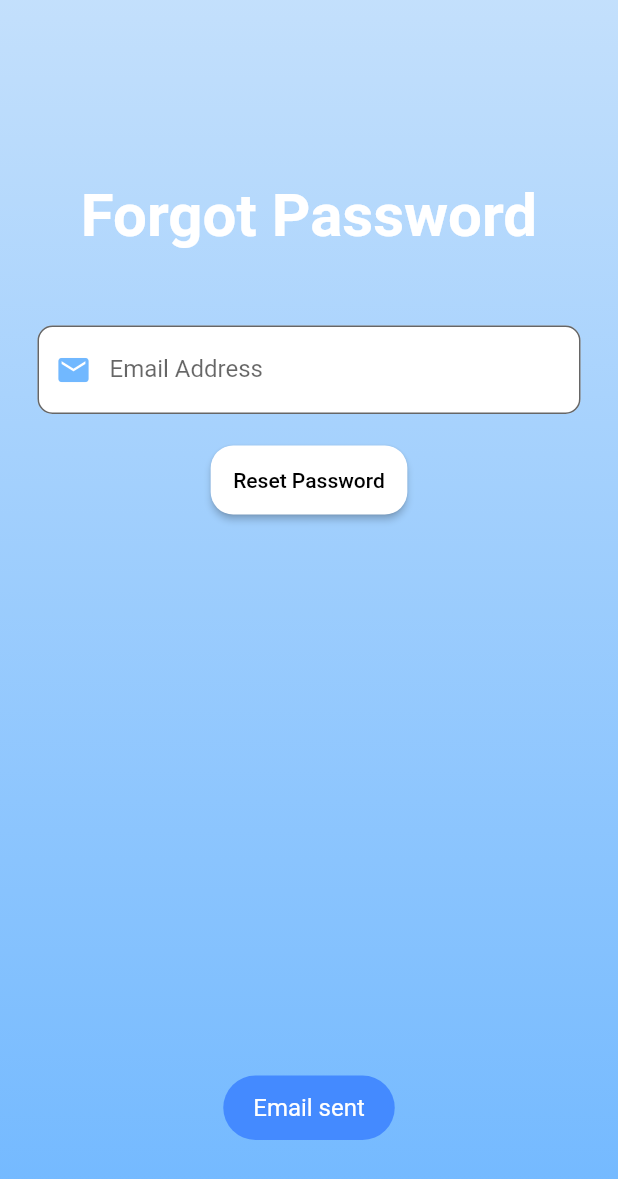
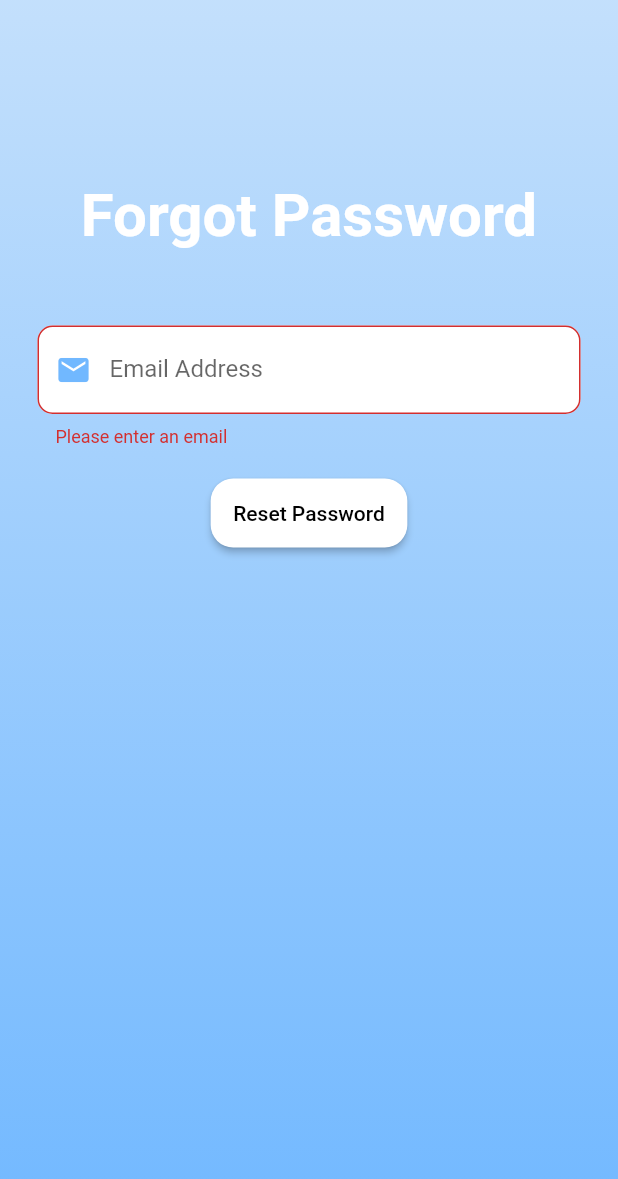
Before and after one commit to raees-wits/Praktyk, a Flutter app: the ForgotPasswordScreen screen opened directly, after a tap on "Reset Password", on a phone screen of 412 x 824 dp. Shown: the top 1179 px of the screen. Run offline on Flutter 3.47's test engine with Material 2 defaults, Android fonts, the phone set to English and light mode, and no system bars; our stand-ins replace bottom_navy_bar, cloud_firestore, firebase_core, fluttertoast; accounts and stored records are empty.

Commit message:
forgot password screen updated

```diff
--- a/lib/screens/forgot_password_screen.dart
+++ b/lib/screens/forgot_password_screen.dart
@@ -1,3 +1,4 @@
+import 'dart:io';
 import 'package:flutter/material.dart';
 import 'package:flutter/services.dart';
 import 'package:fluttertoast/fluttertoast.dart';
@@ -9,6 +10,12 @@ class ForgotPasswordScreen extends StatefulWidget {
 
 class _ForgotPasswordScreenState extends State<ForgotPasswordScreen> {
   TextEditingController emailController = TextEditingController();
+  final _formKey = GlobalKey<FormState>();
+
+  bool isValidEmail(String? value) {
+    final emailRegExp = RegExp(r"^[a-zA-Z0-9.a-zA-Z0-9.!#$%&'*+-/=?^_`{|}~]+@[a-zA-Z0-9]+\.[a-zA-Z]+");
+    return emailRegExp.hasMatch(value ?? '');
+  }
 
   @override
   Widget build(BuildContext context) {
@@ -33,6 +40,8 @@ class _ForgotPasswordScreenState extends State<ForgotPasswordScreen> {
           child: SingleChildScrollView(
             physics: AlwaysScrollableScrollPhysics(),
             padding: EdgeInsets.symmetric(horizontal: 25, vertical: 120),
+            child: Form(
+              key: _formKey,
               child: Column(
                 mainAxisAlignment: MainAxisAlignment.center,
                 children: [
@@ -49,6 +58,7 @@ class _ForgotPasswordScreenState extends State<ForgotPasswordScreen> {
                   SizedBox(height: 20),
                   ElevatedButton(
                     onPressed: () {
+                      if (_formKey.currentState!.validate()) {
                         Fluttertoast.showToast(
                           msg: "Email sent",
                           toastLength: Toast.LENGTH_SHORT,
@@ -58,6 +68,7 @@ class _ForgotPasswordScreenState extends State<ForgotPasswordScreen> {
                           textColor: Colors.white,
                           fontSize: 16,
                         );
+                      }
                     },
                     child: Text(
                       "Reset Password",
@@ -78,13 +89,23 @@ class _ForgotPasswordScreenState extends State<ForgotPasswordScreen> {
             ),
           ),
         ),
+      ),
     );
   }
 
   Widget buildTextField(String hint, TextEditingController controller) {
-    return TextField(
+    return TextFormField(
       controller: controller,
       keyboardType: hint == "Email Address" ? TextInputType.emailAddress : TextInputType.text,
+      validator: (value) {
+        if (value == null || value.isEmpty) {
+          return 'Please enter an email';
+        }
+        if (!isValidEmail(value)) {
+          return 'Please enter a valid email';
+        }
+        return null;
+      },
       decoration: InputDecoration(
         labelText: hint,
         fillColor: Colors.white,
```
Also changed, not shown: pubspec.lock. Lines whose indentation alone changed are shown as unchanged.
